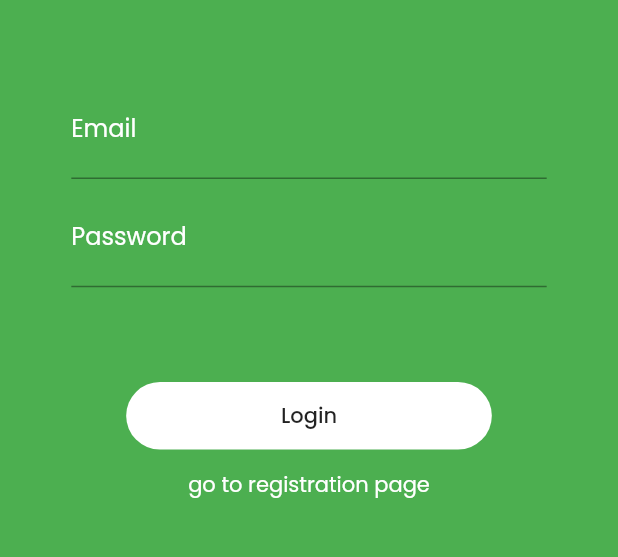
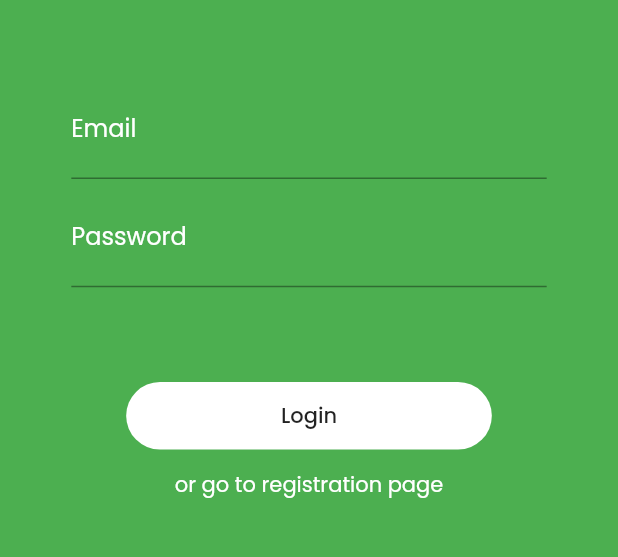
Before and after one commit to p-olszewski/DietDesigner, a Flutter app: the screen it shows after launch, on a phone screen of 412 x 824 dp, the part 447-1004 px from its top. Run offline on Flutter 3.47's test engine with Material 2 defaults, Android fonts, the phone set to English and light mode, and no system bars; our stand-ins replace cloud_firestore, firebase_auth, firebase_core, flutter_dotenv, fluttertoast, google_fonts; accounts and stored records are empty.

Commit message:
add animation between login and registration page

```diff
--- a/lib/login/login.dart
+++ b/lib/login/login.dart
@@ -1,3 +1,4 @@
+import 'package:animations/animations.dart';
 import 'package:diet_designer/services/flutterfire.dart';
 import 'package:diet_designer/calculator/calculator.dart';
 import 'package:diet_designer/home/home.dart';
@@ -17,6 +18,7 @@ class _LoginState extends State<Login> {
   final TextEditingController _passwordFieldController = TextEditingController();
   final TextEditingController _repeatedPasswordFieldController = TextEditingController();
   bool _isLoginPage = true;
+  int _key = 1;
 
   @override
   Widget build(BuildContext context) {
@@ -28,7 +30,19 @@ class _LoginState extends State<Login> {
       body: Container(
         width: screenWidth,
         height: screenHeight,
-        decoration: BoxDecoration(color: Colors.green.shade500),
+        color: Theme.of(context).colorScheme.primary,
+        child: AnimatedSwitcher(
+          duration: const Duration(milliseconds: 300),
+          transitionBuilder: (child, animation) => FadeThroughTransition(
+            animation: animation,
+            secondaryAnimation: Tween<double>(begin: 0, end: 0).animate(animation),
+            child: child,
+          ),
+          child: Container(
+            key: ValueKey<int>(_key),
+            width: screenWidth,
+            height: screenHeight,
+            color: Theme.of(context).colorScheme.primary,
             child: Column(
               mainAxisAlignment: MainAxisAlignment.center,
               children: [
@@ -50,7 +64,8 @@ class _LoginState extends State<Login> {
                         style: TextStyle(color: Colors.white, fontSize: 32, fontWeight: FontWeight.w600),
                       ),
                 SizedBox(height: screenHeight / 15),
-            CustomTextFormField(controller: _emailFieldController, labelText: "Email", hintText: "youremail@email.com", obscureText: false),
+                CustomTextFormField(
+                    controller: _emailFieldController, labelText: "Email", hintText: "youremail@email.com", obscureText: false),
                 SizedBox(height: screenHeight / 100),
                 CustomTextFormField(controller: _passwordFieldController, labelText: "Password", hintText: "password", obscureText: true),
                 SizedBox(height: screenHeight / 100),
@@ -103,15 +118,18 @@ class _LoginState extends State<Login> {
                     _passwordFieldController.clear();
                     _repeatedPasswordFieldController.clear();
                     FocusScope.of(context).unfocus();
+                    _key = _isLoginPage ? 1 : 2;
                   }),
                   child: Text(
-                _isLoginPage ? "go to registration page" : "go back to the login page",
+                    _isLoginPage ? "or go to registration page" : "or go back to the login page",
                     style: const TextStyle(color: Colors.white, fontWeight: FontWeight.w400),
                   ),
                 ),
               ],
             ),
           ),
+        ),
+      ),
     );
   }
 }
```
Lines whose indentation alone changed are shown as unchanged.
